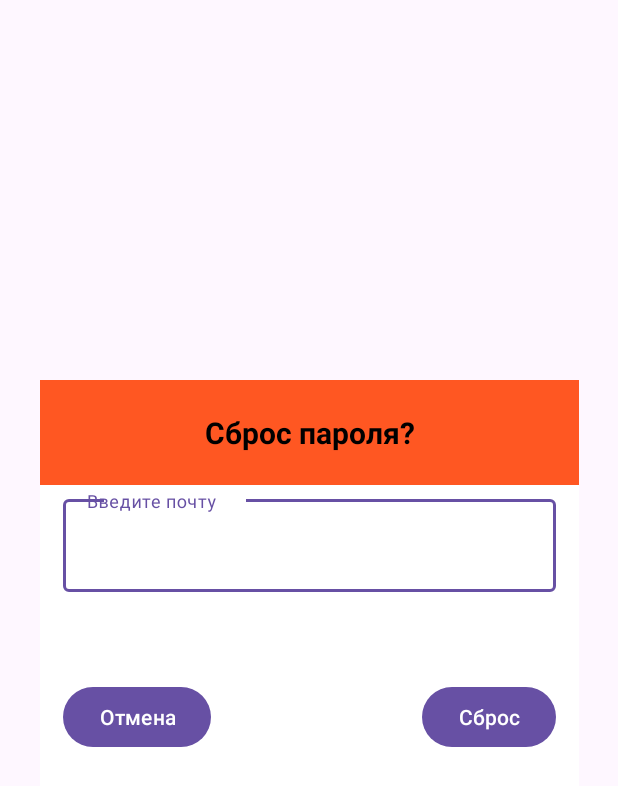
After one commit to Suomi228/EDA-android-app, an Android app: the layout dialog_forgot.xml on its own in the app's theme, with its tools: preview values and no code run, on a phone screen of 412 x 824 dp. The commit adds this screen. Shown: the top 786 px of the screen. Run offline under Robolectric (Android 15) with nearby library versions, the phone set to English and light mode, and no system bars.

Commit message:
forgot password

```diff
--- /dev/null
+++ b/app/src/main/res/layout/dialog_forgot.xml
@@ -0,0 +1,79 @@
+<?xml version="1.0" encoding="utf-8"?>
+<androidx.constraintlayout.widget.ConstraintLayout xmlns:android="http://schemas.android.com/apk/res/android"
+    xmlns:app="http://schemas.android.com/apk/res-auto"
+    xmlns:tools="http://schemas.android.com/tools"
+    android:layout_width="match_parent"
+    android:id="@+id/dialog_forgot"
+    android:layout_height="match_parent">
+
+
+    <androidx.constraintlayout.widget.ConstraintLayout
+        android:id="@+id/dialog_box"
+        android:layout_width="359dp"
+        android:layout_height="317dp"
+        android:background="@color/white"
+        app:layout_constraintBottom_toBottomOf="parent"
+        app:layout_constraintEnd_toEndOf="parent"
+        app:layout_constraintStart_toStartOf="parent"
+        app:layout_constraintTop_toTopOf="parent"
+        android:foregroundGravity="center">
+
+
+        <TextView
+            android:id="@+id/forgotTitle"
+            android:layout_width="match_parent"
+            android:layout_height="70dp"
+            android:background="@color/orange"
+            android:gravity="center"
+            android:text="Сброс пароля?"
+            android:textColor="@color/black"
+            android:textSize="20sp"
+            android:textStyle="bold"
+            app:layout_constraintBottom_toTopOf="@+id/textInputLayout"
+            app:layout_constraintEnd_toEndOf="parent"
+            app:layout_constraintStart_toStartOf="parent"
+            app:layout_constraintTop_toTopOf="parent" />
+
+        <com.google.android.material.textfield.TextInputLayout
+            android:id="@+id/textInputLayout"
+            android:layout_width="match_parent"
+            android:layout_height="wrap_content"
+            android:layout_marginTop="4dp"
+            app:layout_constraintEnd_toEndOf="parent"
+            app:layout_constraintTop_toBottomOf="@+id/forgotTitle">
+
+            <com.google.android.material.textfield.TextInputEditText
+                android:id="@+id/email_forgot"
+                android:layout_width="match_parent"
+                android:layout_height="wrap_content"
+                android:layout_marginBottom="15dp"
+                android:hint="Введите почту"
+                android:layout_marginRight="15dp"
+                android:layout_marginLeft="15dp"
+                android:textSize="20dp" />
+        </com.google.android.material.textfield.TextInputLayout>
+
+        <Button
+            android:id="@+id/btn_reset"
+            android:layout_width="wrap_content"
+            android:layout_height="wrap_content"
+            android:layout_marginTop="44dp"
+            android:layout_marginEnd="15dp"
+            android:gravity="center"
+            android:text="Сброс"
+            app:layout_constraintEnd_toEndOf="parent"
+            app:layout_constraintTop_toBottomOf="@+id/textInputLayout" />
+
+        <Button
+            android:id="@+id/btn_cancel"
+            android:layout_width="wrap_content"
+            android:layout_height="wrap_content"
+            android:layout_marginStart="15dp"
+            android:layout_marginTop="44dp"
+            android:gravity="center"
+            android:text="Отмена"
+            app:layout_constraintStart_toStartOf="parent"
+            app:layout_constraintTop_toBottomOf="@+id/textInputLayout" />
+
+    </androidx.constraintlayout.widget.ConstraintLayout>
+</androidx.constraintlayout.widget.ConstraintLayout>
--- a/app/src/main/res/values/colors.xml
+++ b/app/src/main/res/values/colors.xml
@@ -2,4 +2,5 @@
 <resources>
     <color name="black">#FF000000</color>
     <color name="white">#FFFFFFFF</color>
+    <color name="orange">#FF5722</color>
 </resources>
```
Also changed, not shown: app/src/main/java/com/example/eda/Login.java (+49 -1 lines), app/src/main/res/layout/activity_login.xml (+16 -5 lines), app/src/main/res/layout/activity_registration.xml (+6 -6 lines).
